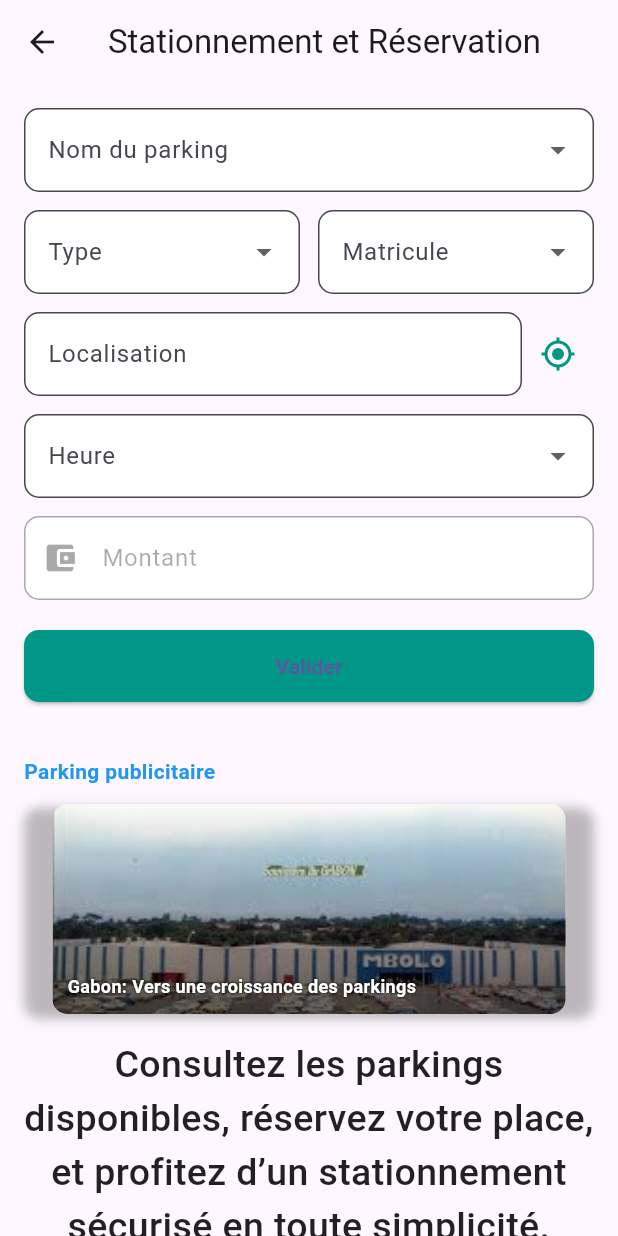
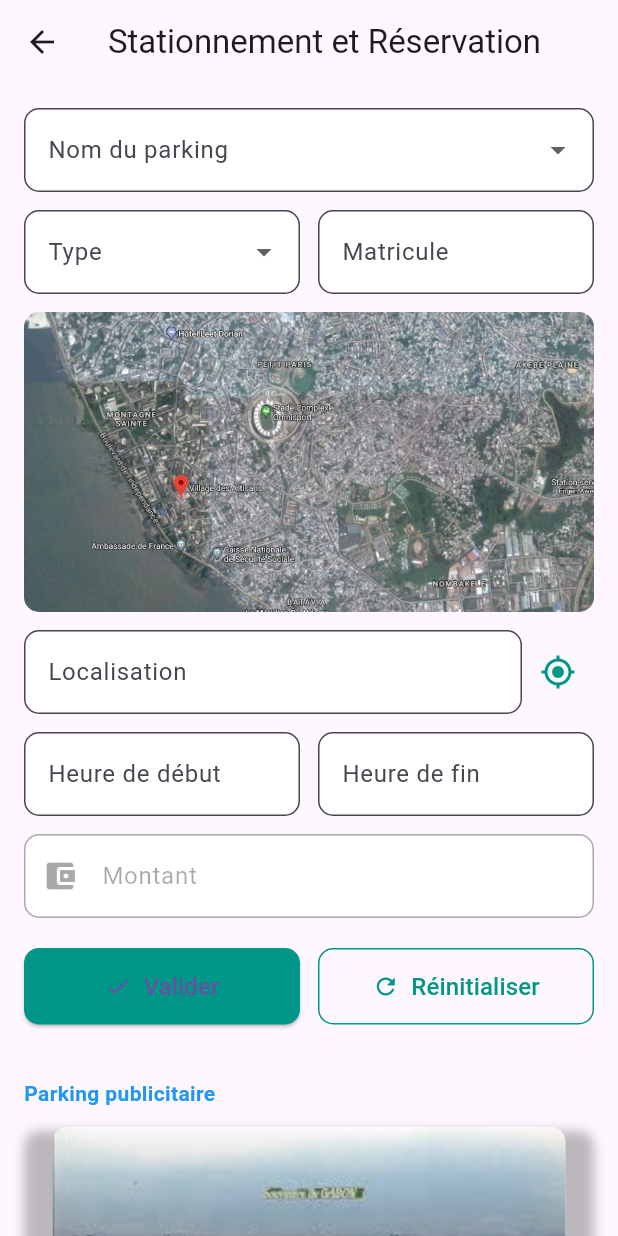
Before and after one commit to HermannGit2000/parking_car, a Flutter app: the Home screen opened directly, on a phone screen of 412 x 824 dp. Run offline on Flutter 3.47's test engine with Material 3 defaults, Android fonts, the light colour scheme and no system bars; drawn by our look-alikes of carousel_slider; our stand-ins replace cloud_firestore, firebase_auth, firebase_core, firebase_storage, geocoding, geolocator and 5 more; missing offline and left inert: flutter_facebook_auth; accounts and stored records are empty; project files that could hold a hidden picture were left out.

Commit message:
Ajout de nouvelles fonctionnalités / corrections de bugs

```diff
--- a/lib/Home.dart
+++ b/lib/Home.dart
@@ -13,6 +13,14 @@ class Home extends StatefulWidget {
 }
 
 class _HomeState extends State<Home> {
+  void _setAdresseSimulee() {
+    const adresseSimulee = 'Centre-ville, Libreville, Estuaire, Gabon';
+    setState(() {
+      _searchLocation = adresseSimulee;
+      _locationController.text = adresseSimulee;
+    });
+  }
+
   final List<Widget> carouselItems = [
     carouselCard("assets/images/images.jpg", "Gabon: Vers une croissance des parkings"),
     carouselCard("assets/images/kil.jpg", "Les differents parkings"),
@@ -23,19 +31,25 @@ class _HomeState extends State<Home> {
 
   String _searchType = '';
   String _searchMatricul = '';
+
   String _searchLocation = '';
-  String _searchHour = '';
   String _selectedParkingName = '';
+
+  TimeOfDay? _heureDebut;
+  TimeOfDay? _heureFin;
 
   final TextEditingController _amountController = TextEditingController();
   final TextEditingController _locationController = TextEditingController();
+  final TextEditingController _matriculeController = TextEditingController();
 
   Future<void> _getCurrentLocation() async {
+    try {
       bool serviceEnabled = await Geolocator.isLocationServiceEnabled();
       if (!serviceEnabled) {
         ScaffoldMessenger.of(context).showSnackBar(
-        const SnackBar(content: Text('Veuillez activer la localisation')),
+          const SnackBar(content: Text('La localisation est désactivée. Une adresse simulée sera utilisée.')),
         );
+        _setAdresseSimulee();
         return;
       }
 
@@ -44,52 +58,91 @@ class _HomeState extends State<Home> {
         permission = await Geolocator.requestPermission();
         if (permission == LocationPermission.denied) {
           ScaffoldMessenger.of(context).showSnackBar(
-          const SnackBar(content: Text('Permission refusée')),
+            const SnackBar(content: Text('Permission refusée. Une adresse simulée sera utilisée.')),
           );
+          _setAdresseSimulee();
           return;
         }
       }
 
       if (permission == LocationPermission.deniedForever) {
         ScaffoldMessenger.of(context).showSnackBar(
-        const SnackBar(content: Text('Permission refusée définitivement')),
+          const SnackBar(content: Text('Permission refusée définitivement. Une adresse simulée sera utilisée.')),
         );
+        _setAdresseSimulee();
         return;
       }
 
-    try {
-      final Position position = await Geolocator.getCurrentPosition(desiredAccuracy: LocationAccuracy.high);
-      final placemarks = await placemarkFromCoordinates(position.latitude, position.longitude);
+      final position = await Geolocator.getCurrentPosition(
+        desiredAccuracy: LocationAccuracy.high,
+      );
+
+      List<Placemark> placemarks = await placemarkFromCoordinates(
+        position.latitude,
+        position.longitude,
+      );
+
       if (placemarks.isNotEmpty) {
         final place = placemarks.first;
-        final quartier = place.subLocality;
-        final ville = place.locality;
-        final region = place.administrativeArea;
 
-        final readableAddress = [
-          if (quartier != null && quartier.isNotEmpty) quartier,
-          if (ville != null && ville.isNotEmpty) ville,
-          if (region != null && region.isNotEmpty) region,
+        final quartier = place.subLocality ?? '';
+        final ville = place.locality ?? '';
+        final region = place.administrativeArea ?? '';
+        final pays = place.country ?? '';
+
+        final adresse = [
+          if (quartier.isNotEmpty) quartier,
+          if (ville.isNotEmpty) ville,
+          if (region.isNotEmpty) region,
+          if (pays.isNotEmpty) pays,
         ].join(', ');
 
         setState(() {
-          _searchLocation = readableAddress;
-          _locationController.text = readableAddress;
+          _searchLocation = adresse;
+          _locationController.text = adresse;
+        });
+      } else {
+        _setAdresseSimulee();
+      }
+    } catch (e) {
+      debugPrint('Erreur géolocalisation : $e');
+      ScaffoldMessenger.of(context).showSnackBar(
+        const SnackBar(content: Text('Erreur lors de la localisation. Une adresse simulée sera utilisée.')),
+      );
+      _setAdresseSimulee();
+    }
+  }
+
+  Future<void> _selectHeureDebut(BuildContext context) async {
+    final TimeOfDay? picked = await showTimePicker(
+      context: context,
+      initialTime: TimeOfDay.now(),
+    );
+    if (picked != null) {
+      setState(() {
+        _heureDebut = picked;
       });
     }
-    } catch (e) {
+  }
+
+  Future<void> _selectHeureFin(BuildContext context) async {
+    final TimeOfDay? picked = await showTimePicker(
+      context: context,
+      initialTime: TimeOfDay.now(),
+    );
+    if (picked != null) {
       setState(() {
-        _searchLocation = "Localisation non trouvée";
-        _locationController.text = _searchLocation;
+        _heureFin = picked;
       });
     }
   }
 
   void _validerReservation() async {
     if (_searchType.isEmpty ||
-        _searchMatricul.isEmpty ||
+        _matriculeController.text.isEmpty ||
         _searchLocation.isEmpty ||
-        _searchHour.isEmpty ||
+        _heureDebut == null ||
+        _heureFin == null ||
         _amountController.text.isEmpty ||
         _selectedParkingName.isEmpty) {
       ScaffoldMessenger.of(context).showSnackBar(
@@ -125,16 +178,40 @@ class _HomeState extends State<Home> {
     await FirebaseFirestore.instance.collection('reservations').add({
       'userId': user.uid,
       'type': _searchType,
-      'matricule': _searchMatricul,
+      'matricule': _matriculeController.text,
       'localisation': _searchLocation,
       'nomParking': _selectedParkingName,
-      'heure': _searchHour,
+      'heure_debut': _heureDebut!.format(context),
+      'heure_fin': _heureFin!.format(context),
       'montant': montant,
       'date': Timestamp.now(),
     });
 
     Navigator.of(context).pop();
     Navigator.pushNamed(context, '/mes_reservations');
+  }
+
+  void _resetForm() {
+    setState(() {
+      _searchType = '';
+      _searchMatricul = '';
+      _searchLocation = '';
+      _selectedParkingName = '';
+      _heureDebut = null;
+      _heureFin = null;
+      _amountController.clear();
+      _locationController.clear();
+      _matriculeController.clear();
+    });
+  }
+
+  InputDecoration _inputDecoration(String label) {
+    return InputDecoration(
+      labelText: label,
+      border: OutlineInputBorder(borderRadius: BorderRadius.circular(10)),
+      filled: true,
+      fillColor: Colors.white,
+    );
   }
 
   @override
@@ -159,12 +236,7 @@ class _HomeState extends State<Home> {
                   _selectedParkingName = value!;
                 });
               },
-              decoration: InputDecoration(
-                labelText: 'Nom du parking',
-                border: OutlineInputBorder(borderRadius: BorderRadius.circular(10)),
-                filled: true,
-                fillColor: Colors.white,
-              ),
+              decoration: _inputDecoration('Nom du parking'),
             ),
             const SizedBox(height: 12),
             Row(
@@ -189,48 +261,42 @@ class _HomeState extends State<Home> {
                         }
                       });
                     },
-                    decoration: InputDecoration(
-                      labelText: 'Type',
-                      border: OutlineInputBorder(borderRadius: BorderRadius.circular(10)),
-                      filled: true,
-                      fillColor: Colors.white,
-                    ),
+                    decoration: _inputDecoration('Type'),
                   ),
                 ),
                 const SizedBox(width: 12),
                 Expanded(
-                  child: DropdownButtonFormField<String>(
-                    value: _searchMatricul.isNotEmpty ? _searchMatricul : null,
-                    items: ['BZ 826 AA', 'GR 467 AA', 'CV 756 AA', 'JR 574 AA', 'BA 609', 'GY 826 AA', 'GN 567 AA']
-                        .map((m) => DropdownMenuItem(value: m, child: Text(m)))
-                        .toList(),
+                  child: TextField(
+                    controller: _matriculeController,
+                    decoration: _inputDecoration('Matricule'),
                     onChanged: (value) {
-                      setState(() {
-                        _searchMatricul = value!;
-                      });
+                      _searchMatricul = value;
                     },
-                    decoration: InputDecoration(
-                      labelText: 'Matricule',
-                      border: OutlineInputBorder(borderRadius: BorderRadius.circular(10)),
-                      filled: true,
-                      fillColor: Colors.white,
-                    ),
                   ),
                 ),
               ],
             ),
             const SizedBox(height: 12),
+
+            // Image simulation map au-dessus localisation
+            ClipRRect(
+              borderRadius: BorderRadius.circular(10),
+              child: Image.asset(
+                'assets/images/libreville.jpg',
+                height: 200,
+                width: double.infinity,
+                fit: BoxFit.cover,
+              ),
+            ),
+
+            const SizedBox(height: 12),
+
             Row(
               children: [
                 Expanded(
                   child: TextField(
                     controller: _locationController,
-                    decoration: InputDecoration(
-                      hintText: 'Localisation',
-                      border: OutlineInputBorder(borderRadius: BorderRadius.circular(10)),
-                      filled: true,
-                      fillColor: Colors.white,
-                    ),
+                    decoration: _inputDecoration('Localisation'),
                     onChanged: (value) {
                       _searchLocation = value;
                     },
@@ -243,22 +309,36 @@ class _HomeState extends State<Home> {
               ],
             ),
             const SizedBox(height: 12),
-            DropdownButtonFormField<String>(
-              value: _searchHour.isNotEmpty ? _searchHour : null,
-              items: ['08:00', '09:00', '10:00', '11:00']
-                  .map((h) => DropdownMenuItem(value: h, child: Text(h)))
-                  .toList(),
-              onChanged: (value) {
-                setState(() {
-                  _searchHour = value!;
-                });
-              },
-              decoration: InputDecoration(
-                labelText: 'Heure',
-                border: OutlineInputBorder(borderRadius: BorderRadius.circular(10)),
-                filled: true,
-                fillColor: Colors.white,
+            Row(
+              children: [
+                Expanded(
+                  child: GestureDetector(
+                    onTap: () => _selectHeureDebut(context),
+                    child: AbsorbPointer(
+                      child: TextField(
+                        decoration: _inputDecoration("Heure de début"),
+                        controller: TextEditingController(
+                          text: _heureDebut != null ? _heureDebut!.format(context) : '',
                         ),
+                      ),
+                    ),
+                  ),
+                ),
+                const SizedBox(width: 12),
+                Expanded(
+                  child: GestureDetector(
+                    onTap: () => _selectHeureFin(context),
+                    child: AbsorbPointer(
+                      child: TextField(
+                        decoration: _inputDecoration("Heure de fin"),
+                        controller: TextEditingController(
+                          text: _heureFin != null ? _heureFin!.format(context) : '',
+                        ),
+                      ),
+                    ),
+                  ),
+                ),
+              ],
             ),
             const SizedBox(height: 12),
             TextField(
@@ -275,14 +355,35 @@ class _HomeState extends State<Home> {
               keyboardType: TextInputType.number,
             ),
             const SizedBox(height: 20),
-            ElevatedButton(
+
+            Row(
+              children: [
+                Expanded(
+                  child: ElevatedButton.icon(
                     onPressed: _validerReservation,
                     style: ElevatedButton.styleFrom(
                       backgroundColor: Colors.teal,
                       padding: const EdgeInsets.symmetric(vertical: 14),
                       shape: RoundedRectangleBorder(borderRadius: BorderRadius.circular(10)),
                     ),
-              child: const Text("Valider", style: TextStyle(fontSize: 14)),
+                    icon: const Icon(Icons.check),
+                    label: const Text("Valider", style: TextStyle(fontSize: 16)),
+                  ),
+                ),
+                const SizedBox(width: 12),
+                Expanded(
+                  child: OutlinedButton.icon(
+                    onPressed: _resetForm,
+                    style: OutlinedButton.styleFrom(
+                      padding: const EdgeInsets.symmetric(vertical: 14),
+                      shape: RoundedRectangleBorder(borderRadius: BorderRadius.circular(10)),
+                      side: const BorderSide(color: Colors.teal),
+                    ),
+                    icon: const Icon(Icons.refresh, color: Colors.teal),
+                    label: const Text("Réinitialiser", style: TextStyle(fontSize: 16, color: Colors.teal)),
+                  ),
+                ),
+              ],
             ),
 
             const SizedBox(height: 36),
--- a/lib/mes_reservatios.dart
+++ b/lib/mes_reservatios.dart
@@ -132,7 +132,13 @@ class _MesReservationsPageState extends State<MesReservationsPage> {
                   final data = doc.data() as Map<String, dynamic>;
 
                   final parkingName = data['nomParking'] ?? 'N/A';
-                  final heure = data['heure'] ?? 'N/A';
+                  // Je suppose que tu voulais afficher heure début - heure fin, je corrige pour afficher ces champs :
+                  final heureDebut = data['heure_debut'] ?? '';
+                  final heureFin = data['heure_fin'] ?? '';
+                  final heures = heureDebut.isNotEmpty && heureFin.isNotEmpty
+                      ? '$heureDebut - $heureFin'
+                      : 'Heure inconnue';
+
                   final type = data['type'] ?? 'N/A';
                   final montant = data['montant']?.toString() ?? 'N/A';
                   final dateTimestamp = data['date'] as Timestamp?;
@@ -185,7 +191,7 @@ class _MesReservationsPageState extends State<MesReservationsPage> {
                                     const SizedBox(width: 8),
                                     Flexible(
                                       child: Text(
-                                        'Heure: $heure',
+                                        'Heure: $heures',
                                         style: TextStyle(fontSize: fontSizeContent),
                                         maxLines: 1,
                                         overflow: TextOverflow.ellipsis,
--- a/pubspec.yaml
+++ b/pubspec.yaml
@@ -106,6 +106,7 @@ flutter:
     - assets/images/fit.jpg
     - assets/images/yet.jpg
     - assets/images/voiture.jpg
+    - assets/images/libreville.jpg
 
   # 👇 Exemple de configuration de polices personnalisées (désactivée pour l'instant)
   # fonts:
```
Also changed, not shown: assets/images/libreville.jpg (added). Lines whose indentation alone changed are shown as unchanged.
